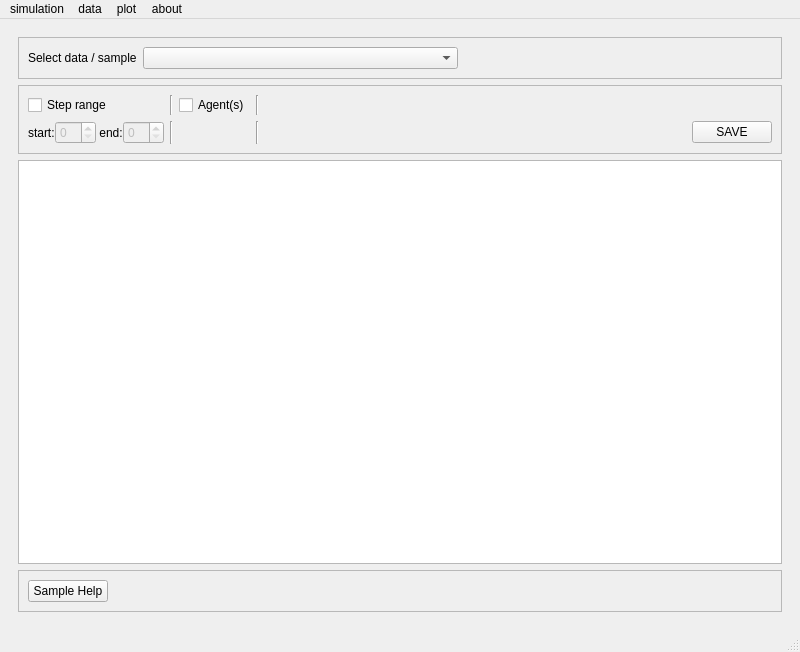
Above: ui/psychsim-gui-main.ui from usc-psychsim/psychsim-eval-gui before the change. Below: the same form after it.
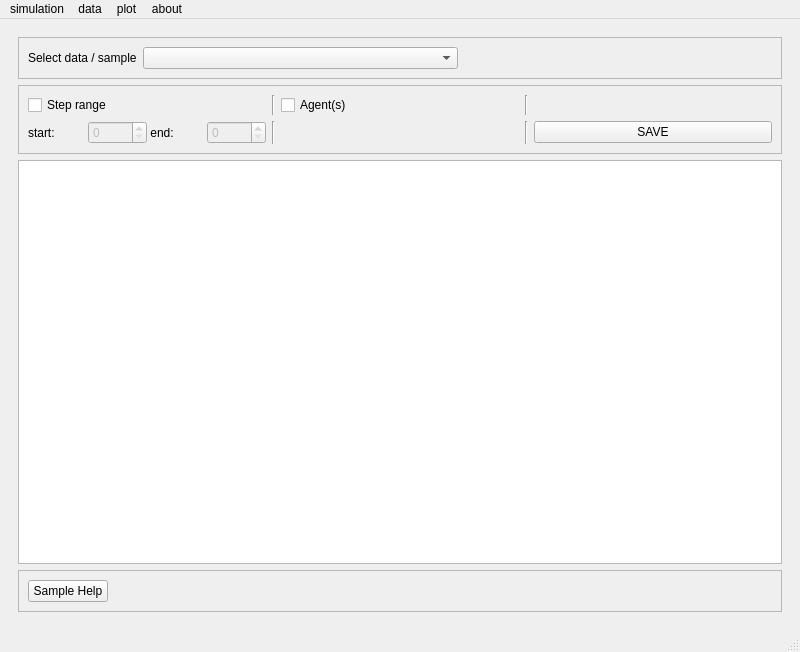
That is the form after the change.

Commit message: Implement sampling of agent and steps

The edit to the form file:
```diff
--- a/ui/psychsim-gui-main.ui
+++ b/ui/psychsim-gui-main.ui
@@ -1196,6 +1196,24 @@
            </item>
            <item row="0" column="4">
             <widget class="QCheckBox" name="sample_agents_check">
+             <property name="sizePolicy">
+              <sizepolicy hsizetype="Minimum" vsizetype="Fixed">
+               <horstretch>0</horstretch>
+               <verstretch>0</verstretch>
+              </sizepolicy>
+             </property>
+             <property name="minimumSize">
+              <size>
+               <width>50</width>
+               <height>0</height>
+              </size>
+             </property>
+             <property name="maximumSize">
+              <size>
+               <width>1677215</width>
+               <height>16777215</height>
+              </size>
+             </property>
              <property name="text">
               <string>Agent(s)</string>
              </property>
@@ -1215,6 +1233,16 @@
              </property>
             </widget>
            </item>
+           <item row="2" column="4">
+            <widget class="QWidget" name="agent_sample_combo_widget" native="true">
+             <property name="sizePolicy">
+              <sizepolicy hsizetype="Preferred" vsizetype="Preferred">
+               <horstretch>0</horstretch>
+               <verstretch>0</verstretch>
+              </sizepolicy>
+             </property>
+            </widget>
+           </item>
            <item row="2" column="6">
             <widget class="Line" name="line_4">
              <property name="orientation">
@@ -1222,19 +1250,6 @@
              </property>
             </widget>
            </item>
-           <item row="2" column="7">
-            <spacer name="horizontalSpacer_8">
-             <property name="orientation">
-              <enum>Qt::Horizontal</enum>
-             </property>
-             <property name="sizeHint" stdset="0">
-              <size>
-               <width>40</width>
-               <height>20</height>
-              </size>
-             </property>
-            </spacer>
-           </item>
            <item row="2" column="0">
             <widget class="QWidget" name="widget_2" native="true">
              <layout class="QHBoxLayout" name="horizontalLayout_8">
@@ -1284,7 +1299,7 @@
              </layout>
             </widget>
            </item>
-           <item row="2" column="8">
+           <item row="2" column="7">
             <widget class="QPushButton" name="save_sample_button">
              <property name="text">
               <string>SAVE</string>
```
Left out of the diff: 3 changed lines with no effect on the pictures. The commit also changes 1 other file.
